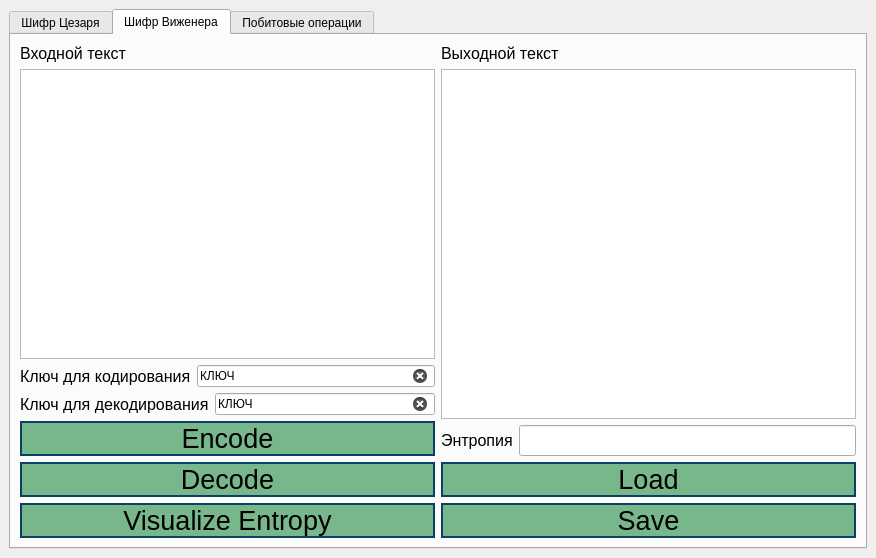
First picture: the form in view/ui.ui, repository dejavu284/information-sequrity, before the edit.
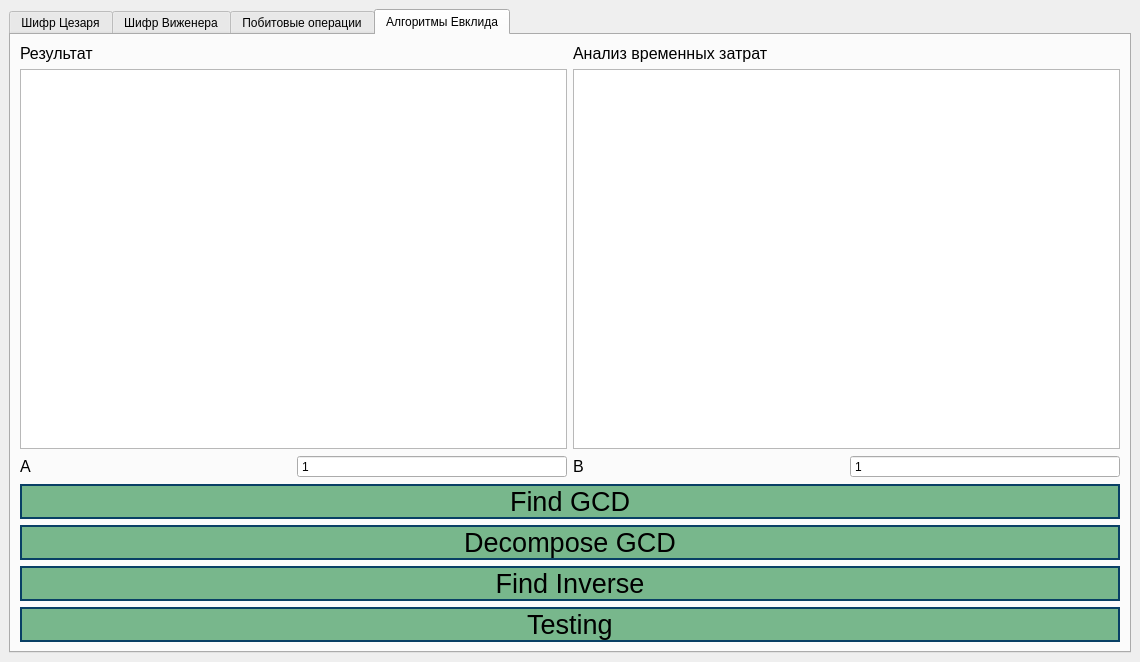
Second picture: the form after the edit.

Commit message: Добавил алгоритмы Евклида

```diff
--- a/view/ui.ui
+++ b/view/ui.ui
@@ -6,8 +6,8 @@
    <rect>
     <x>0</x>
     <y>0</y>
-    <width>876</width>
-    <height>558</height>
+    <width>1140</width>
+    <height>662</height>
    </rect>
   </property>
   <property name="windowTitle">
@@ -18,7 +18,7 @@
     <item>
      <widget class="QTabWidget" name="tabWidget">
       <property name="currentIndex">
-       <number>1</number>
+       <number>3</number>
       </property>
       <widget class="QWidget" name="tab_3">
        <attribute name="title">
@@ -847,6 +847,274 @@
         </item>
        </layout>
       </widget>
+      <widget class="QWidget" name="tab_2">
+       <attribute name="title">
+        <string>Алгоритмы Евклида</string>
+       </attribute>
+       <layout class="QHBoxLayout" name="horizontalLayout_13">
+        <item>
+         <layout class="QVBoxLayout" name="verticalLayout_30">
+          <item>
+           <layout class="QHBoxLayout" name="horizontalLayout_10">
+            <item>
+             <layout class="QVBoxLayout" name="verticalLayout_27">
+              <item>
+               <layout class="QVBoxLayout" name="verticalLayout_28">
+                <item>
+                 <widget class="QLabel" name="label_14">
+                  <property name="font">
+                   <font>
+                    <pointsize>12</pointsize>
+                   </font>
+                  </property>
+                  <property name="text">
+                   <string>Результат</string>
+                  </property>
+                  <property name="alignment">
+                   <set>Qt::AlignLeading|Qt::AlignLeft|Qt::AlignVCenter</set>
+                  </property>
+                 </widget>
+                </item>
+                <item>
+                 <widget class="QTextBrowser" name="result_output">
+                  <property name="sizePolicy">
+                   <sizepolicy hsizetype="Expanding" vsizetype="Expanding">
+                    <horstretch>0</horstretch>
+                    <verstretch>0</verstretch>
+                   </sizepolicy>
+                  </property>
+                  <property name="maximumSize">
+                   <size>
+                    <width>568</width>
+                    <height>16777215</height>
+                   </size>
+                  </property>
+                  <property name="font">
+                   <font>
+                    <pointsize>14</pointsize>
+                    <weight>50</weight>
+                    <italic>false</italic>
+                    <bold>false</bold>
+                   </font>
+                  </property>
+                  <property name="readOnly">
+                   <bool>true</bool>
+                  </property>
+                  <property name="html">
+                   <string>&lt;!DOCTYPE HTML PUBLIC &quot;-//W3C//DTD HTML 4.0//EN&quot; &quot;http://www.w3.org/TR/REC-html40/strict.dtd&quot;&gt;
+&lt;html&gt;&lt;head&gt;&lt;meta name=&quot;qrichtext&quot; content=&quot;1&quot; /&gt;&lt;style type=&quot;text/css&quot;&gt;
+p, li { white-space: pre-wrap; }
+&lt;/style&gt;&lt;/head&gt;&lt;body style=&quot; font-family:'MS Shell Dlg 2'; font-size:14pt; font-weight:400; font-style:normal;&quot;&gt;
+&lt;p style=&quot;-qt-paragraph-type:empty; margin-top:0px; margin-bottom:0px; margin-left:0px; margin-right:0px; -qt-block-indent:0; text-indent:0px; font-weight:600;&quot;&gt;&lt;br /&gt;&lt;/p&gt;&lt;/body&gt;&lt;/html&gt;</string>
+                  </property>
+                 </widget>
+                </item>
+               </layout>
+              </item>
+              <item>
+               <layout class="QHBoxLayout" name="horizontalLayout_11">
+                <item>
+                 <widget class="QLabel" name="label_15">
+                  <property name="font">
+                   <font>
+                    <pointsize>12</pointsize>
+                   </font>
+                  </property>
+                  <property name="text">
+                   <string>A</string>
+                  </property>
+                 </widget>
+                </item>
+                <item>
+                 <widget class="QSpinBox" name="field_A">
+                  <property name="buttonSymbols">
+                   <enum>QAbstractSpinBox::NoButtons</enum>
+                  </property>
+                  <property name="minimum">
+                   <number>0</number>
+                  </property>
+                  <property name="maximum">
+                   <number>65535</number>
+                  </property>
+                  <property name="value">
+                   <number>1</number>
+                  </property>
+                 </widget>
+                </item>
+               </layout>
+              </item>
+             </layout>
+            </item>
+            <item>
+             <layout class="QVBoxLayout" name="verticalLayout_29">
+              <item>
+               <layout class="QVBoxLayout" name="verticalLayout_31">
+                <item>
+                 <widget class="QLabel" name="label_17">
+                  <property name="font">
+                   <font>
+                    <pointsize>12</pointsize>
+                   </font>
+                  </property>
+                  <property name="text">
+                   <string>Анализ временных затрат</string>
+                  </property>
+                  <property name="alignment">
+                   <set>Qt::AlignLeading|Qt::AlignLeft|Qt::AlignVCenter</set>
+                  </property>
+                 </widget>
+                </item>
+                <item>
+                 <widget class="QTextBrowser" name="testing_output">
+                  <property name="sizePolicy">
+                   <sizepolicy hsizetype="Expanding" vsizetype="Expanding">
+                    <horstretch>0</horstretch>
+                    <verstretch>0</verstretch>
+                   </sizepolicy>
+                  </property>
+                  <property name="font">
+                   <font>
+                    <pointsize>12</pointsize>
+                   </font>
+                  </property>
+                  <property name="readOnly">
+                   <bool>true</bool>
+                  </property>
+                  <property name="html">
+                   <string>&lt;!DOCTYPE HTML PUBLIC &quot;-//W3C//DTD HTML 4.0//EN&quot; &quot;http://www.w3.org/TR/REC-html40/strict.dtd&quot;&gt;
+&lt;html&gt;&lt;head&gt;&lt;meta name=&quot;qrichtext&quot; content=&quot;1&quot; /&gt;&lt;style type=&quot;text/css&quot;&gt;
+p, li { white-space: pre-wrap; }
+&lt;/style&gt;&lt;/head&gt;&lt;body style=&quot; font-family:'MS Shell Dlg 2'; font-size:12pt; font-weight:400; font-style:normal;&quot;&gt;
+&lt;p style=&quot;-qt-paragraph-type:empty; margin-top:0px; margin-bottom:0px; margin-left:0px; margin-right:0px; -qt-block-indent:0; text-indent:0px; font-size:7.8pt;&quot;&gt;&lt;br /&gt;&lt;/p&gt;&lt;/body&gt;&lt;/html&gt;</string>
+                  </property>
+                 </widget>
+                </item>
+               </layout>
+              </item>
+              <item>
+               <layout class="QHBoxLayout" name="horizontalLayout_12">
+                <item>
+                 <widget class="QLabel" name="label_16">
+                  <property name="font">
+                   <font>
+                    <pointsize>12</pointsize>
+                   </font>
+                  </property>
+                  <property name="text">
+                   <string>B</string>
+                  </property>
+                 </widget>
+                </item>
+                <item>
+                 <widget class="QSpinBox" name="field_B">
+                  <property name="buttonSymbols">
+                   <enum>QAbstractSpinBox::NoButtons</enum>
+                  </property>
+                  <property name="minimum">
+                   <number>0</number>
+                  </property>
+                  <property name="maximum">
+                   <number>65535</number>
+                  </property>
+                  <property name="value">
+                   <number>1</number>
+                  </property>
+                 </widget>
+                </item>
+               </layout>
+              </item>
+             </layout>
+            </item>
+           </layout>
+          </item>
+          <item>
+           <widget class="QPushButton" name="euclid_find_gcd">
+            <property name="enabled">
+             <bool>true</bool>
+            </property>
+            <property name="font">
+             <font>
+              <pointsize>20</pointsize>
+             </font>
+            </property>
+            <property name="mouseTracking">
+             <bool>true</bool>
+            </property>
+            <property name="styleSheet">
+             <string notr="true">color: rgb(0, 0, 0);
+background-color: rgb(120, 183, 140);
+border-radius: 20px;
+border: 2px solid #094065;</string>
+            </property>
+            <property name="text">
+             <string>Find GCD</string>
+            </property>
+           </widget>
+          </item>
+          <item>
+           <widget class="QPushButton" name="euclid_decompose_gcd">
+            <property name="font">
+             <font>
+              <pointsize>20</pointsize>
+             </font>
+            </property>
+            <property name="styleSheet">
+             <string notr="true">color: rgb(0, 0, 0);
+background-color: rgb(120, 183, 140);
+border-radius: 20px;
+border: 2px solid #094065;</string>
+            </property>
+            <property name="text">
+             <string>Decompose GCD</string>
+            </property>
+           </widget>
+          </item>
+          <item>
+           <widget class="QPushButton" name="euclid_find_inverse">
+            <property name="font">
+             <font>
+              <pointsize>20</pointsize>
+             </font>
+            </property>
+            <property name="styleSheet">
+             <string notr="true">color: rgb(0, 0, 0);
+background-color: rgb(120, 183, 140);
+border-radius: 20px;
+border: 2px solid #094065;</string>
+            </property>
+            <property name="text">
+             <string>Find Inverse</string>
+            </property>
+           </widget>
+          </item>
+          <item>
+           <widget class="QPushButton" name="euclid_testing">
+            <property name="enabled">
+             <bool>true</bool>
+            </property>
+            <property name="font">
+             <font>
+              <pointsize>20</pointsize>
+             </font>
+            </property>
+            <property name="focusPolicy">
+             <enum>Qt::StrongFocus</enum>
+            </property>
+            <property name="styleSheet">
+             <string notr="true">color: rgb(0, 0, 0);
+background-color: rgb(120, 183, 140);
+border-radius: 20px;
+border: 2px solid #094065;</string>
+            </property>
+            <property name="text">
+             <string>Testing</string>
+            </property>
+           </widget>
+          </item>
+         </layout>
+        </item>
+       </layout>
+      </widget>
      </widget>
     </item>
    </layout>
```
The commit also changes 8 other files.
